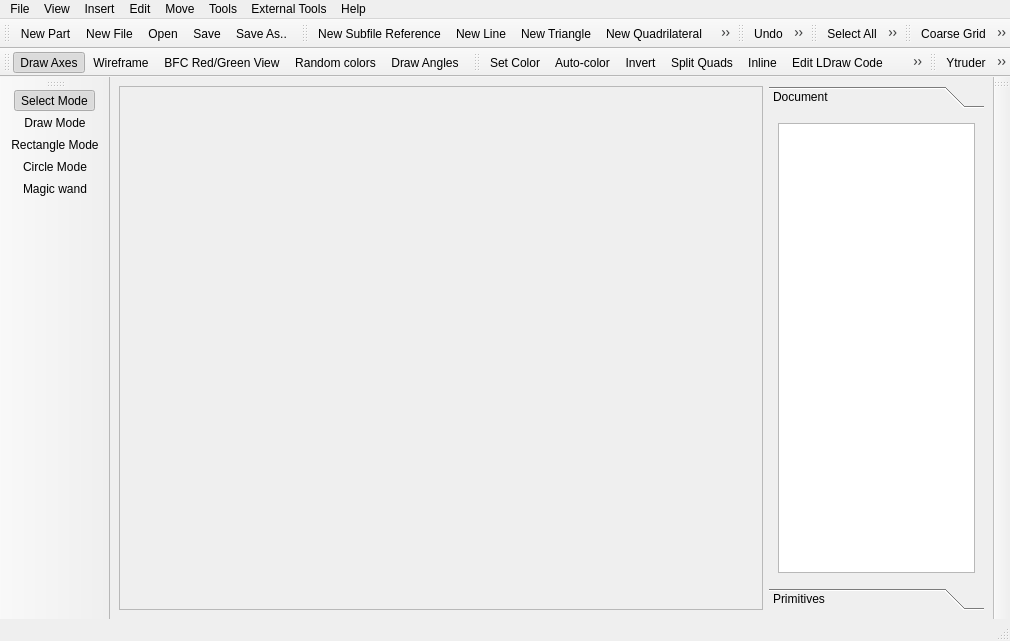
Old version of the form ui/ldforge.ui in the repository Symbian9/ldforge.
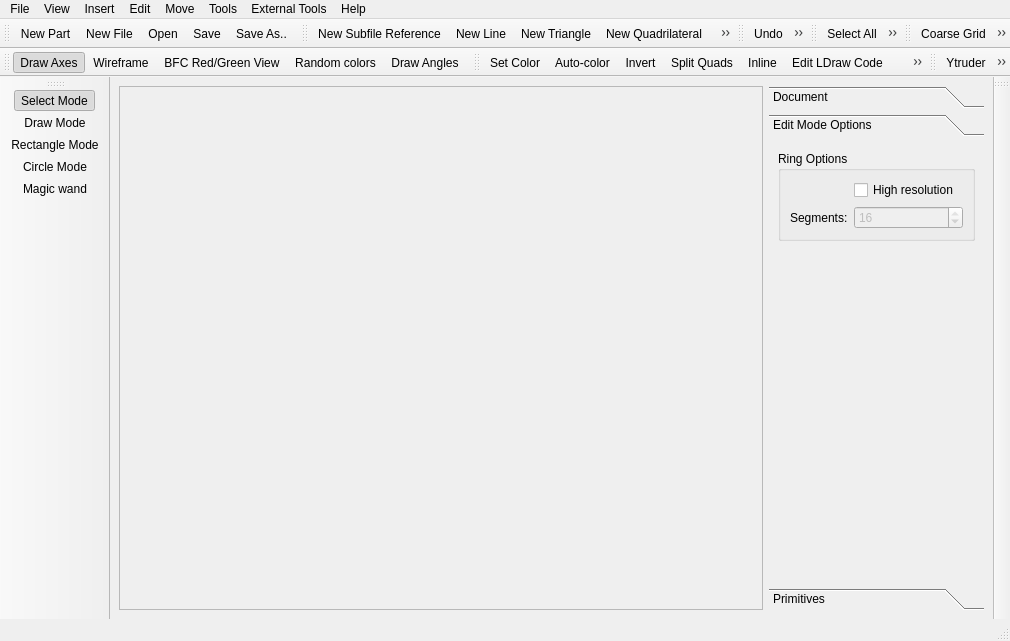
New version of the form. The open tabs and pages were chosen to show the change. Icons and pictures are not drawn.

Commit message: - circle mode can now do hi-res

Patch:
```diff
--- a/ui/ldforge.ui
+++ b/ui/ldforge.ui
@@ -47,8 +47,8 @@
           <rect>
            <x>0</x>
            <y>0</y>
-           <width>233</width>
-           <height>426</height>
+           <width>237</width>
+           <height>414</height>
           </rect>
          </property>
          <attribute name="label">
@@ -70,6 +70,77 @@
           </item>
          </layout>
         </widget>
+        <widget class="QWidget" name="pageEditModeOptions">
+         <property name="geometry">
+          <rect>
+           <x>0</x>
+           <y>0</y>
+           <width>237</width>
+           <height>414</height>
+          </rect>
+         </property>
+         <attribute name="label">
+          <string>Edit Mode Options</string>
+         </attribute>
+         <layout class="QVBoxLayout" name="verticalLayout_4">
+          <item>
+           <widget class="QGroupBox" name="groupBox">
+            <property name="title">
+             <string>Ring Options</string>
+            </property>
+            <layout class="QVBoxLayout" name="verticalLayout_5">
+             <item>
+              <layout class="QFormLayout" name="formLayout">
+               <item row="0" column="1">
+                <widget class="QCheckBox" name="ringToolHiRes">
+                 <property name="text">
+                  <string>High resolution</string>
+                 </property>
+                </widget>
+               </item>
+               <item row="1" column="0">
+                <widget class="QLabel" name="label">
+                 <property name="text">
+                  <string>Segments:</string>
+                 </property>
+                </widget>
+               </item>
+               <item row="1" column="1">
+                <widget class="QSpinBox" name="ringToolSegments">
+                 <property name="enabled">
+                  <bool>false</bool>
+                 </property>
+                 <property name="minimum">
+                  <number>1</number>
+                 </property>
+                 <property name="maximum">
+                  <number>16</number>
+                 </property>
+                 <property name="value">
+                  <number>16</number>
+                 </property>
+                </widget>
+               </item>
+              </layout>
+             </item>
+            </layout>
+           </widget>
+          </item>
+          <item>
+           <spacer name="verticalSpacer">
+            <property name="orientation">
+             <enum>Qt::Vertical</enum>
+            </property>
+            <property name="sizeHint" stdset="0">
+             <size>
+              <width>20</width>
+              <height>40</height>
+             </size>
+            </property>
+           </spacer>
+          </item>
+         </layout>
+        </widget>
         <widget class="QWidget" name="pagePrimitives">
          <property name="geometry">
           <rect>
```
Left out of the diff: 6 changed lines with no effect on the pictures. The commit also changes 5 other files.
